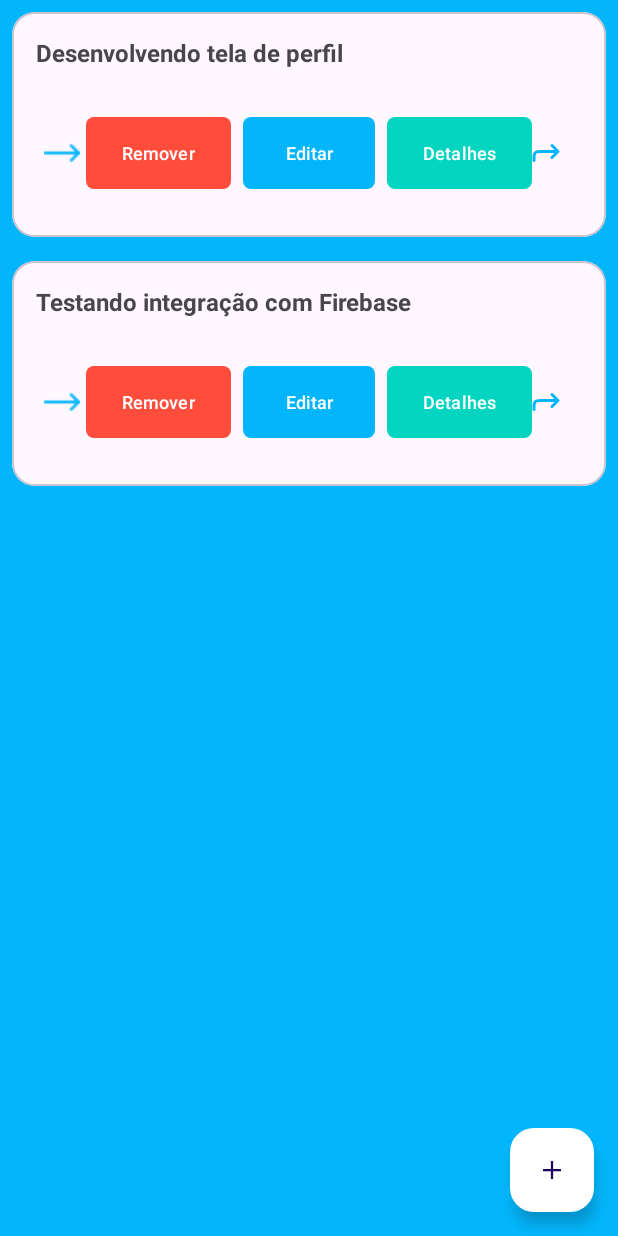
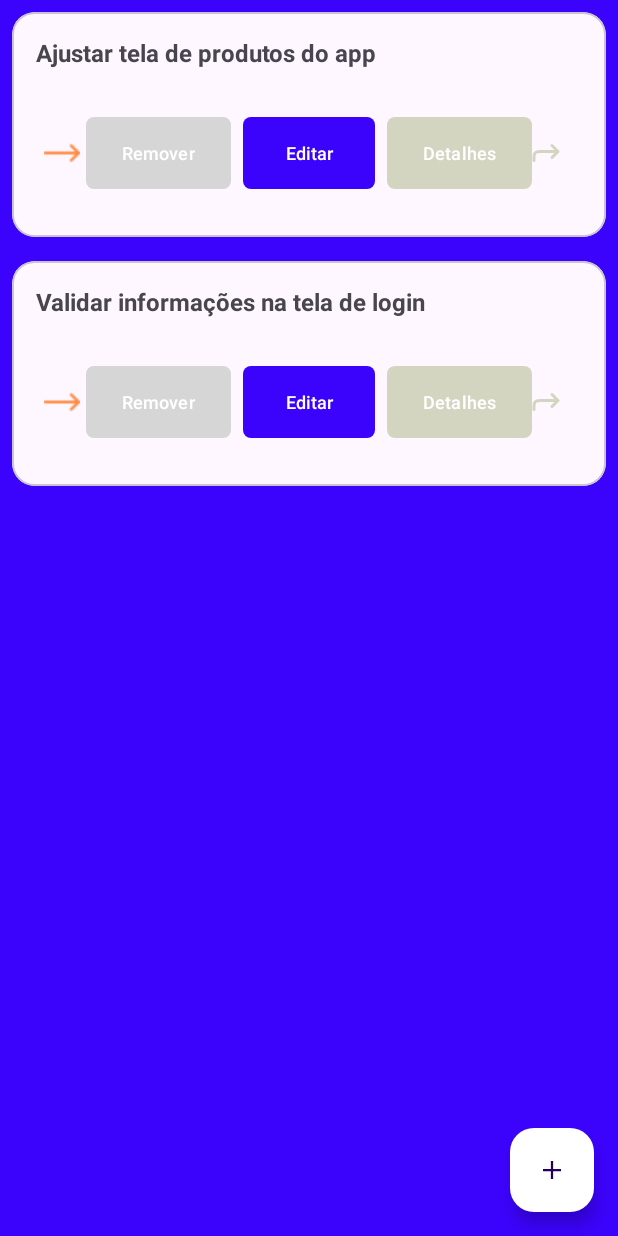
Before and after one commit to radassamr/ATIVIDADE-4, an Android app: the fragment DoingFragment shown on its own in the app's theme, on a phone screen of 412 x 824 dp. Run offline under Robolectric (Android 15) with nearby library versions, the phone set to English and light mode, and no system bars.

Commit message:
Refactor RecyclerView adapter to ListAdapter and update fragments

```diff
--- a/app/src/main/java/com/radassa/task/data/model/Task.kt
+++ b/app/src/main/java/com/radassa/task/data/model/Task.kt
@@ -1,3 +1,4 @@
+
 package com.radassa.task.data.model
 
 import android.os.Parcelable
@@ -6,5 +7,12 @@ import kotlinx.parcelize.Parcelize
 @Parcelize
 data class Task(
     val id: String,
-    val description: String
+    val description: String,
+    val status: Status = Status.TODO
 ) : Parcelable
+
+enum class Status {
+    TODO,
+    DOING,
+    DONE
+}
--- a/app/src/main/java/com/radassa/task/ui/adapter/TaskAdapter.kt
+++ b/app/src/main/java/com/radassa/task/ui/adapter/TaskAdapter.kt
@@ -1,13 +1,40 @@
 package com.radassa.task.ui.adapter
 
+import android.content.Context
 import android.view.LayoutInflater
 import android.view.ViewGroup
+import androidx.core.content.ContextCompat
+import androidx.core.view.isVisible
+import androidx.recyclerview.widget.DiffUtil
+import androidx.recyclerview.widget.ListAdapter
 import androidx.recyclerview.widget.RecyclerView
+import com.radassa.task.R
+import com.radassa.task.data.model.Status
 import com.radassa.task.data.model.Task
 import com.radassa.task.databinding.ItemTaskBinding
 
 class TaskAdapter(
-    private val taskList: List<Task>) : RecyclerView.Adapter<TaskAdapter.MyViewHolder>() {
+    private val context: Context,
+    private val taskSelected: (Task, Int) -> Unit
+) : ListAdapter<Task, TaskAdapter.MyViewHolder>(DIFF_CALLBACK) {
+
+    companion object {
+        val SELECT_BACK: Int = 1
+        val SELECT_REMOVER: Int = 2
+        val SELECT_EDIT: Int = 3
+        val SELECT_DETAILS: Int = 4
+        val SELECT_NEXT: Int = 5
+
+        private val DIFF_CALLBACK = object : DiffUtil.ItemCallback<Task>() {
+            override fun areItemsTheSame(oldItem: Task, newItem: Task): Boolean {
+                return oldItem.id == newItem.id && oldItem.description == newItem.description
+            }
+
+            override fun areContentsTheSame(oldItem: Task, newItem: Task): Boolean {
+                return oldItem == newItem && oldItem.description == newItem.description
+            }
+        }
+    }
 
     override fun onCreateViewHolder(parent: ViewGroup, viewType: Int): MyViewHolder {
         val binding = ItemTaskBinding.inflate(LayoutInflater.from(parent.context), parent, false)
@@ -15,11 +42,37 @@ class TaskAdapter(
     }
 
     override fun onBindViewHolder(holder: MyViewHolder, position: Int) {
-        val task = taskList[position]
+        val task = getItem(position)
         holder.binding.textDescription.text = task.description
+
+        setIndicators(task, holder)
     }
 
-    override fun getItemCount(): Int = taskList.size
+    private fun setIndicators(task: Task, holder: MyViewHolder) {
+        when (task.status) {
+            Status.TODO -> {
+                holder.binding.buttonBack.isVisible = false
+                holder.binding.buttonForward.setOnClickListener { taskSelected(task, SELECT_NEXT) }
+            }
+            Status.DOING -> {
+                // configurar a cor diferente para as setas
+                holder.binding.buttonBack.setColorFilter(ContextCompat.getColor(context, R.color.color_status_todo))
+                holder.binding.buttonForward.setColorFilter(ContextCompat.getColor(context, R.color.color_status_done))
+
+                holder.binding.buttonForward.setOnClickListener { taskSelected(task, SELECT_NEXT) }
+                holder.binding.buttonBack.setOnClickListener { taskSelected(task, SELECT_BACK) }
+            }
+            Status.DONE -> {
+                holder.binding.buttonForward.isVisible = false
+                holder.binding.buttonBack.setOnClickListener { taskSelected(task, SELECT_BACK) }
+            }
+        }
+
+        // Botões comuns a qualquer status de tarefa
+        holder.binding.buttonDelete.setOnClickListener { taskSelected(task, SELECT_REMOVER) }
+        holder.binding.buttonEditar.setOnClickListener { taskSelected(task, SELECT_EDIT) }
+        holder.binding.buttonDetails.setOnClickListener { taskSelected(task, SELECT_DETAILS) }
+    }
 
     inner class MyViewHolder(val binding: ItemTaskBinding) : RecyclerView.ViewHolder(binding.root) {
     }
--- a/app/src/main/java/com/radassa/task/ui/auth/DoingFragment.kt
+++ b/app/src/main/java/com/radassa/task/ui/auth/DoingFragment.kt
@@ -5,7 +5,9 @@ import androidx.fragment.app.Fragment
 import android.view.LayoutInflater
 import android.view.View
 import android.view.ViewGroup
+import android.widget.Toast
 import androidx.recyclerview.widget.LinearLayoutManager
+import com.radassa.task.data.model.Status
 import com.radassa.task.data.model.Task
 import com.radassa.task.databinding.FragmentDoingBinding
 import com.radassa.task.ui.adapter.TaskAdapter
@@ -27,20 +29,49 @@ class DoingFragment : Fragment() {
 
     override fun onViewCreated(view: View, savedInstanceState: Bundle?) {
         super.onViewCreated(view, savedInstanceState)
-        initRecyclerViewTask(getTask())
+        initRecyclerViewTask()
+        getTask()
     }
 
-    private fun initRecyclerViewTask(taskList: List<Task>) {
-        taskAdapter = TaskAdapter(taskList)
-        binding.recyclerViewDoing.layoutManager = LinearLayoutManager(requireContext())
-        binding.recyclerViewDoing.setHasFixedSize(true)
-        binding.recyclerViewDoing.adapter = taskAdapter
+    private fun initRecyclerViewTask() {
+        taskAdapter = TaskAdapter(requireContext()) { task, option ->
+            optionSelected(task, option)
+        }
+
+        with(binding.recyclerViewDoing) {
+            layoutManager = LinearLayoutManager(requireContext())
+            setHasFixedSize(true)
+            adapter = taskAdapter
+        }
     }
 
-    private fun getTask() = listOf(
-        Task(id = "0", description = "Desenvolvendo tela de perfil"),
-        Task(id = "1", description = "Testando integração com Firebase")
-    )
+    private fun optionSelected(task: Task, option: Int) {
+        when (option) {
+            TaskAdapter.SELECT_REMOVER -> {
+                Toast.makeText(requireContext(), "Removendo ${task.description}", Toast.LENGTH_SHORT).show()
+            }
+            TaskAdapter.SELECT_EDIT -> {
+                Toast.makeText(requireContext(), "Editando ${task.description}", Toast.LENGTH_SHORT).show()
+            }
+            TaskAdapter.SELECT_DETAILS -> {
+                Toast.makeText(requireContext(), "Detalhes ${task.description}", Toast.LENGTH_SHORT).show()
+            }
+            TaskAdapter.SELECT_BACK -> {
+                Toast.makeText(requireContext(), "Voltar", Toast.LENGTH_SHORT).show()
+            }
+            TaskAdapter.SELECT_NEXT -> {
+                Toast.makeText(requireContext(), "Próximo", Toast.LENGTH_SHORT).show()
+            }
+        }
+    }
+
+    private fun getTask() {
+        val taskList = listOf(
+            Task(id = "7", description = "Ajustar tela de produtos do app", Status.DOING),
+            Task(id = "8", description = "Validar informações na tela de login", Status.DOING)
+        )
+        taskAdapter.submitList(taskList)
+    }
 
     override fun onDestroyView() {
         super.onDestroyView()
--- a/app/src/main/res/values/colors.xml
+++ b/app/src/main/res/values/colors.xml
@@ -1,9 +1,12 @@
-<?xml version="1.0" encoding="utf-8"?>
 <resources>
-    <color name="color_default">#03B6FC</color>
-    <color name="color_delete">#FF4C3B</color>
-    <color name="color_details">#04D5C1</color>
+    <color name="color_default">#3B03FB</color>
+    <color name="color_detalhe">#F4C3BC</color>
+    <color name="color_details">#D4D5C1</color>
+
+    <color name="color_status_todo">#FF8A41</color>
+    <color name="color_status_done">#D4D5C1</color>
 
     <color name="black">#FF000000</color>
     <color name="white">#FFFFFFFF</color>
+    <color name="green">#4CAF50</color>
 </resources>
```
Also changed, not shown: app/src/main/java/com/radassa/task/ui/auth/DoneFragment.kt (+38 -10 lines), app/src/main/java/com/radassa/task/ui/auth/TodoFragment.kt (+41 -13 lines).
